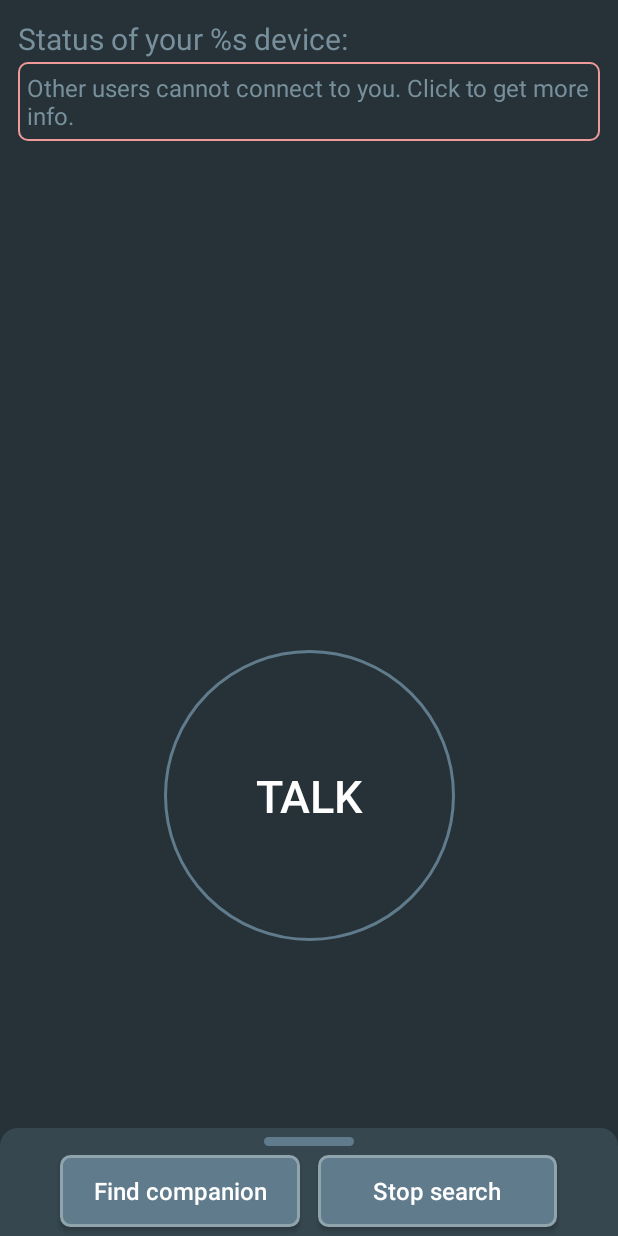
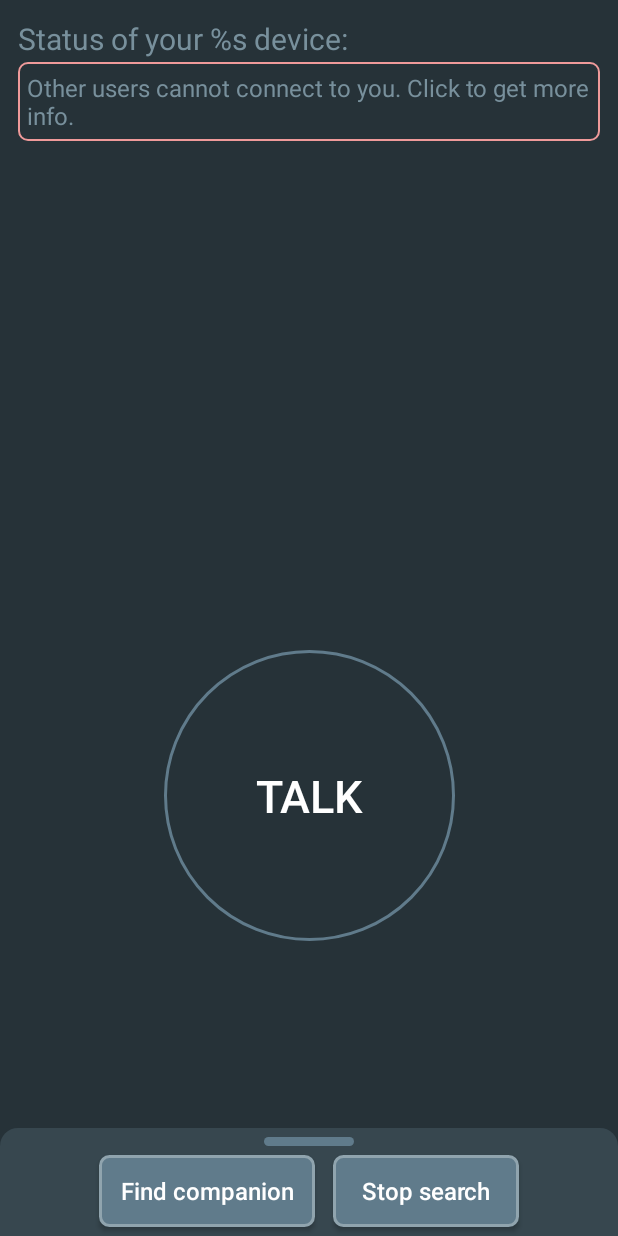
Before and after one commit to CapitainMarkul/Hike_Exercise_B, an Android app: the screen it shows after launch (MainActivity), on a phone screen of 412 x 824 dp. Run offline under Robolectric (Android 15) with nearby library versions, the phone set to English and light mode, and no system bars; our stand-ins replace Timber; libraries missing offline, so code that uses them is left out: com.github.ivbaranov.rxbluetooth; 2 statements that could not run were skipped.

Commit message:
Refactor: небольшие правки локализации

```diff
--- a/app/src/main/res/layout/activity_main.xml
+++ b/app/src/main/res/layout/activity_main.xml
@@ -140,21 +140,19 @@
             android:layout_marginTop="@dimen/default_padding_half"
             android:background="@drawable/background_bottom_peek_view"/>
 
-        <LinearLayout
+        <androidx.constraintlayout.widget.ConstraintLayout
+            android:id="@+id/bottom_container"
             android:layout_width="match_parent"
             android:layout_height="@dimen/bottom_sheet_header_height"
             android:divider="@drawable/items_divider"
             android:elevation="@dimen/default_padding_half"
-            android:gravity="center"
-            android:orientation="horizontal"
-            android:showDividers="middle"
             android:weightSum="1">
 
             <Button
                 android:id="@+id/btn_start_search"
                 android:layout_width="0dp"
                 android:layout_height="wrap_content"
-                android:layout_weight="0.4"
+                android:layout_marginEnd="@dimen/default_padding"
                 android:background="@drawable/background_button"
                 android:maxLines="2"
                 android:paddingHorizontal="@dimen/default_padding_half"
@@ -162,13 +160,18 @@
                 android:textAllCaps="false"
                 app:autoSizeMaxTextSize="@dimen/medium_text_size_scale_off"
                 app:autoSizeStepGranularity="2sp"
-                app:autoSizeTextType="uniform"/>
+                app:autoSizeTextType="uniform"
+                app:layout_constraintBottom_toBottomOf="parent"
+                app:layout_constraintEnd_toStartOf="@+id/btn_stop_search"
+                app:layout_constraintHorizontal_chainStyle="packed"
+                app:layout_constraintStart_toStartOf="parent"
+                app:layout_constraintTop_toTopOf="parent"
+                app:layout_constraintWidth_percent="0.35"/>
 
             <Button
                 android:id="@+id/btn_stop_search"
                 android:layout_width="0dp"
                 android:layout_height="wrap_content"
-                android:layout_weight="0.4"
                 android:background="@drawable/background_button"
                 android:maxLines="2"
                 android:paddingHorizontal="@dimen/default_padding_half"
@@ -176,17 +179,25 @@
                 android:textAllCaps="false"
                 app:autoSizeMaxTextSize="@dimen/medium_text_size_scale_off"
                 app:autoSizeStepGranularity="2sp"
-                app:autoSizeTextType="uniform"/>
+                app:autoSizeTextType="uniform"
+                app:layout_constraintBottom_toBottomOf="parent"
+                app:layout_constraintEnd_toEndOf="parent"
+                app:layout_constraintStart_toEndOf="@+id/btn_start_search"
+                app:layout_constraintTop_toTopOf="parent"
+                app:layout_constraintWidth_percent="0.3"/>
 
             <ProgressBar
                 android:id="@+id/pb_search_state"
                 android:layout_width="0dp"
                 android:layout_height="wrap_content"
-                android:layout_weight="0.1"
+                android:layout_marginStart="@dimen/default_padding_half"
                 android:visibility="gone"
+                app:layout_constraintBottom_toBottomOf="@+id/btn_start_search"
+                app:layout_constraintStart_toEndOf="@+id/btn_stop_search"
+                app:layout_constraintTop_toTopOf="@+id/btn_start_search"
                 tools:visibility="visible"/>
 
-        </LinearLayout>
+        </androidx.constraintlayout.widget.ConstraintLayout>
 
         <androidx.recyclerview.widget.RecyclerView
             android:id="@+id/rv_find_devices"
--- a/app/src/main/res/values/strings.xml
+++ b/app/src/main/res/values/strings.xml
@@ -58,10 +58,10 @@
     <string name="dialog_info_record_audio_permission_denied">Without access to the microphone, we will not be able to record anything and transmit it to the interlocutor.</string>
 
     <string name="dialog_onboarding_info">
-        The operation of this application is based on the search for nearby devices using Bluetooth.
-        To work correctly, the application needs access to some device parameters, which in
-        depending on the version of Android on your device may be private. After pressing \'OK\',
-        we will analyze your device and request read access to the minimum required device parameters.
+        To work correctly, the application will need access to some device parameters, which in
+        dependencies on your Android version may be private. After pressing \'OK\',
+        we will analyze your device and request access to use some of the parameters that are required
+        for the correct operation of the application.
     </string>
 
 </resources>
```
Also changed, not shown: 1 other file.
